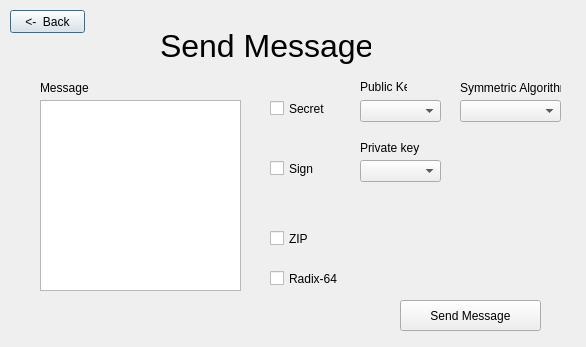
Qt form src/gui/sendMessage.ui (miticn/PGP) before a commit.
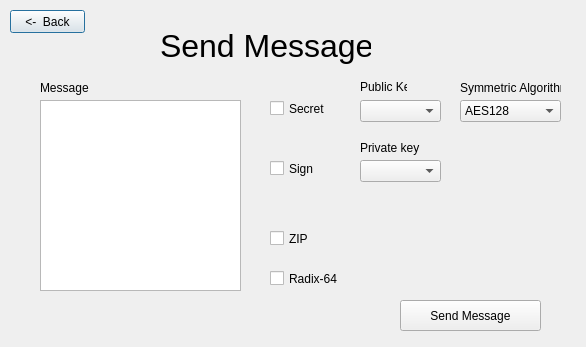
The same form after that commit.

Commit message: Add remainder of Screens and actions between them

Patch:
```diff
--- a/src/gui/sendMessage.ui
+++ b/src/gui/sendMessage.ui
@@ -125,6 +125,16 @@
      <height>22</height>
     </rect>
    </property>
+   <item>
+    <property name="text">
+     <string>AES128</string>
+    </property>
+   </item>
+   <item>
+    <property name="text">
+     <string>TripleDES</string>
+    </property>
+   </item>
   </widget>
   <widget class="QComboBox" name="privatekeyComboBox">
    <property name="geometry">
```
Left out of the diff: 2 changed lines with no effect on the pictures. The commit also changes 4 other files.
